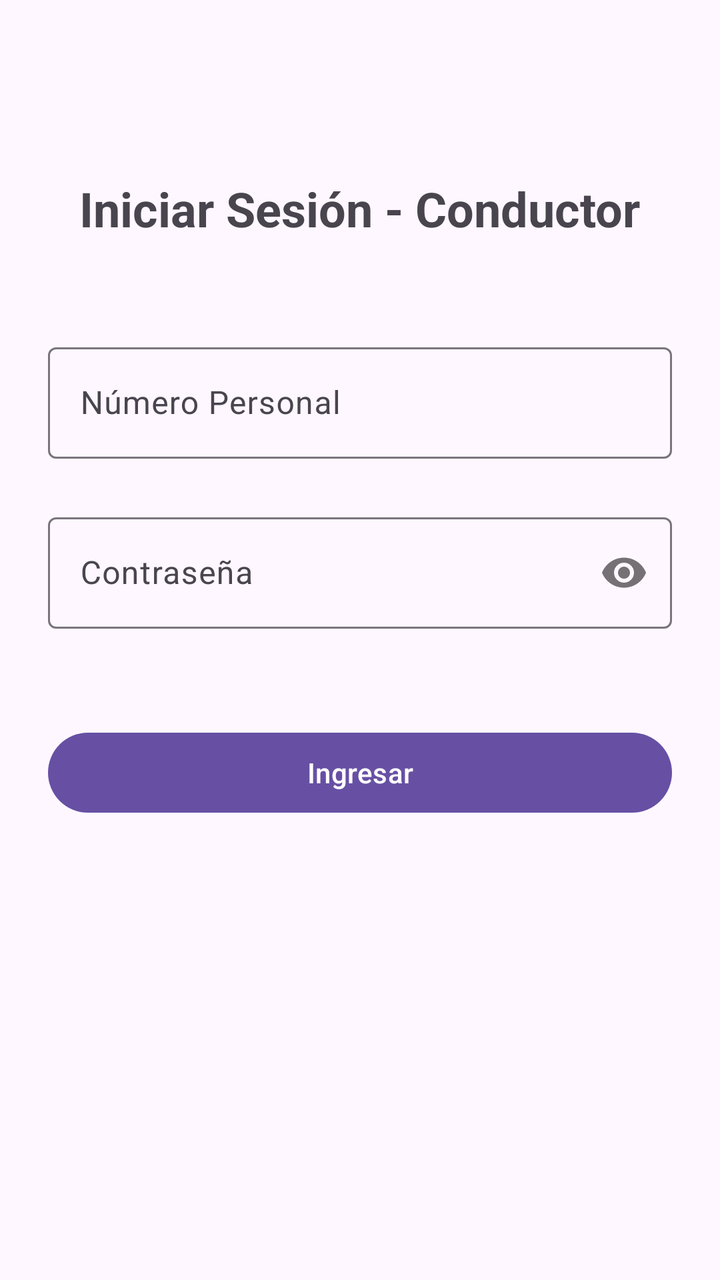
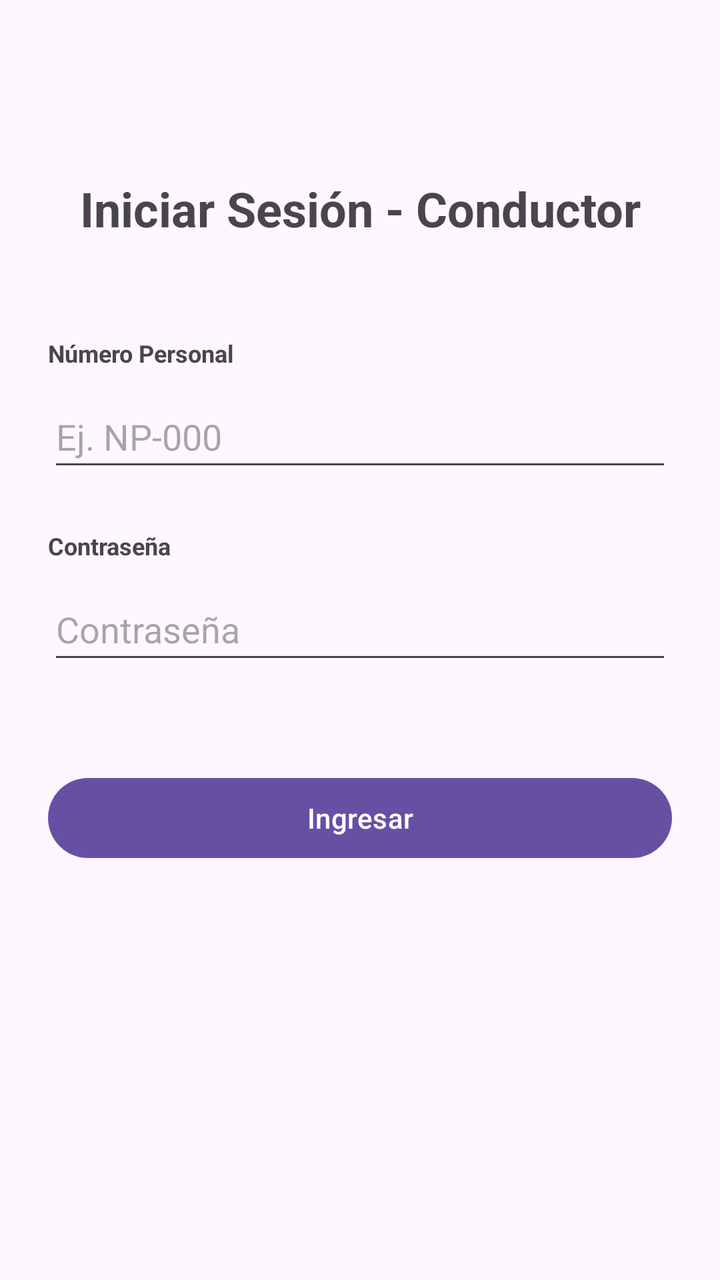

Screens rendered from an Android XML layout before and after an edit, with the pre-edit source and the edit as a unified diff.
<!-- AndroidManifest.xml: application theme Theme.PacketWorld -->
<!-- res/layout/activity_login.xml -->
<?xml version="1.0" encoding="utf-8"?>
<layout xmlns:android="http://schemas.android.com/apk/res/android"
    xmlns:app="http://schemas.android.com/apk/res-auto"
    xmlns:tools="http://schemas.android.com/tools">

    <androidx.constraintlayout.widget.ConstraintLayout
        android:id="@+id/main"
        android:layout_width="match_parent"
        android:layout_height="match_parent"
        android:padding="24dp"
        tools:context=".LoginActivity">

        <TextView
            android:id="@+id/tv_titulo"
            android:layout_width="wrap_content"
            android:layout_height="wrap_content"
            android:text="Iniciar Sesión - Conductor"
            android:textSize="24sp"
            android:textStyle="bold"
            app:layout_constraintTop_toTopOf="parent"
            app:layout_constraintStart_toStartOf="parent"
            app:layout_constraintEnd_toEndOf="parent"
            android:layout_marginTop="64dp" />

        <com.google.android.material.textfield.TextInputLayout
            android:id="@+id/til_numero_personal"
            android:layout_width="0dp"
            android:layout_height="wrap_content"
            android:layout_marginTop="48dp"
            app:layout_constraintEnd_toEndOf="parent"
            app:layout_constraintStart_toStartOf="parent"
            app:layout_constraintTop_toBottomOf="@id/tv_titulo"
            android:hint="Número Personal">

            <com.google.android.material.textfield.TextInputEditText
                android:id="@+id/etNumeroPersonal"
                android:layout_width="match_parent"
                android:layout_height="wrap_content"
                android:inputType="number" />

        </com.google.android.material.textfield.TextInputLayout>

        <com.google.android.material.textfield.TextInputLayout
            android:id="@+id/til_password"
            android:layout_width="0dp"
            android:layout_height="wrap_content"
            android:layout_marginTop="24dp"
            app:layout_constraintEnd_toEndOf="parent"
            app:layout_constraintStart_toStartOf="parent"
            app:layout_constraintTop_toBottomOf="@id/til_numero_personal"
            android:hint="Contraseña"
            app:passwordToggleEnabled="true">

            <com.google.android.material.textfield.TextInputEditText
                android:id="@+id/etPassword"
                android:layout_width="match_parent"
                android:layout_height="wrap_content"
                android:inputType="textPassword" />

        </com.google.android.material.textfield.TextInputLayout>

        <Button
            android:id="@+id/btnIngresar"
            android:layout_width="0dp"
            android:layout_height="wrap_content"
            android:text="Ingresar"
            android:layout_marginTop="48dp"
            app:layout_constraintEnd_toEndOf="parent"
            app:layout_constraintStart_toStartOf="parent"
            app:layout_constraintTop_toBottomOf="@id/til_password" />

    </androidx.constraintlayout.widget.ConstraintLayout>
</layout>
<!-- resources referenced by this layout -->
<resources>
  <style name="Theme.PacketWorld" parent="Base.Theme.PacketWorld" />
  <style name="Base.Theme.PacketWorld" parent="Theme.Material3.DayNight.NoActionBar">
          
          
      </style>
</resources>

<!-- the commit's change to res/layout/activity_login.xml (unified diff, before → after) -->
@@ -1,73 +1,71 @@
 <?xml version="1.0" encoding="utf-8"?>
-<layout xmlns:android="http://schemas.android.com/apk/res/android"
-    xmlns:app="http://schemas.android.com/apk/res-auto"
-    xmlns:tools="http://schemas.android.com/tools">
+<LinearLayout xmlns:android="http://schemas.android.com/apk/res/android"
+    xmlns:tools="http://schemas.android.com/tools"
+    android:id="@+id/main"
+    android:layout_width="match_parent"
+    android:layout_height="match_parent"
+    android:orientation="vertical"
+    android:padding="24dp"
+    tools:context=".LoginActivity">
 
-    <androidx.constraintlayout.widget.ConstraintLayout
-        android:id="@+id/main"
+    <TextView
+        android:id="@+id/tv_titulo"
         android:layout_width="match_parent"
-        android:layout_height="match_parent"
-        android:padding="24dp"
-        tools:context=".LoginActivity">
+        android:layout_height="wrap_content"
+        android:text="Iniciar Sesión - Conductor"
+        android:textSize="24sp"
+        android:textStyle="bold"
+        android:gravity="center"
+        android:layout_marginTop="64dp" />
 
-        <TextView
-            android:id="@+id/tv_titulo"
-            android:layout_width="wrap_content"
-            android:layout_height="wrap_content"
-            android:text="Iniciar Sesión - Conductor"
-            android:textSize="24sp"
-            android:textStyle="bold"
-            app:layout_constraintTop_toTopOf="parent"
-            app:layout_constraintStart_toStartOf="parent"
-            app:layout_constraintEnd_toEndOf="parent"
-            android:layout_marginTop="64dp" />
+    
+    <TextView
+        android:id="@+id/tv_label_numero_personal"
+        android:layout_width="wrap_content"
+        android:layout_height="wrap_content"
+        android:text="Número Personal"
+        android:textSize="12sp"
+        android:textStyle="bold"
+        android:layout_marginTop="48dp" />
 
-        <com.google.android.material.textfield.TextInputLayout
-            android:id="@+id/til_numero_personal"
-            android:layout_width="0dp"
-            android:layout_height="wrap_content"
-            android:layout_marginTop="48dp"
-            app:layout_constraintEnd_toEndOf="parent"
-            app:layout_constraintStart_toStartOf="parent"
-            app:layout_constraintTop_toBottomOf="@id/tv_titulo"
-            android:hint="Número Personal">
+    <EditText
+        android:id="@+id/etNumeroPersonal"
+        android:layout_width="match_parent"
+        android:layout_height="wrap_content"
+        android:layout_marginTop="8dp"
+        android:inputType="textPersonName"
+        android:hint="Ej. NP-000"
+        android:minHeight="48dp"
+        android:importantForAccessibility="yes"
+        android:autofillHints="username" />
 
-            <com.google.android.material.textfield.TextInputEditText
-                android:id="@+id/etNumeroPersonal"
-                android:layout_width="match_parent"
-                android:layout_height="wrap_content"
-                android:inputType="number" />
+    
+    <TextView
+        android:id="@+id/tv_label_password"
+        android:layout_width="wrap_content"
+        android:layout_height="wrap_content"
+        android:text="Contraseña"
+        android:textSize="12sp"
+        android:textStyle="bold"
+        android:layout_marginTop="24dp" />
 
-        </com.google.android.material.textfield.TextInputLayout>
+    <EditText
+        android:id="@+id/etPassword"
+        android:layout_width="match_parent"
+        android:layout_height="wrap_content"
+        android:layout_marginTop="8dp"
+        android:inputType="textPassword"
+        android:hint="Contraseña"
+        android:minHeight="48dp"
+        android:importantForAccessibility="yes"
+        android:autofillHints="password" />
 
-        <com.google.android.material.textfield.TextInputLayout
-            android:id="@+id/til_password"
-            android:layout_width="0dp"
-            android:layout_height="wrap_content"
-            android:layout_marginTop="24dp"
-            app:layout_constraintEnd_toEndOf="parent"
-            app:layout_constraintStart_toStartOf="parent"
-            app:layout_constraintTop_toBottomOf="@id/til_numero_personal"
-            android:hint="Contraseña"
-            app:passwordToggleEnabled="true">
+    
+    <Button
+        android:id="@+id/btnIngresar"
+        android:layout_width="match_parent"
+        android:layout_height="wrap_content"
+        android:text="Ingresar"
+        android:layout_marginTop="48dp" />
 
-            <com.google.android.material.textfield.TextInputEditText
-                android:id="@+id/etPassword"
-                android:layout_width="match_parent"
-                android:layout_height="wrap_content"
-                android:inputType="textPassword" />
-
-        </com.google.android.material.textfield.TextInputLayout>
-
-        <Button
-            android:id="@+id/btnIngresar"
-            android:layout_width="0dp"
-            android:layout_height="wrap_content"
-            android:text="Ingresar"
-            android:layout_marginTop="48dp"
-            app:layout_constraintEnd_toEndOf="parent"
-            app:layout_constraintStart_toStartOf="parent"
-            app:layout_constraintTop_toBottomOf="@id/til_password" />
-
-    </androidx.constraintlayout.widget.ConstraintLayout>
-</layout>
+</LinearLayout>
